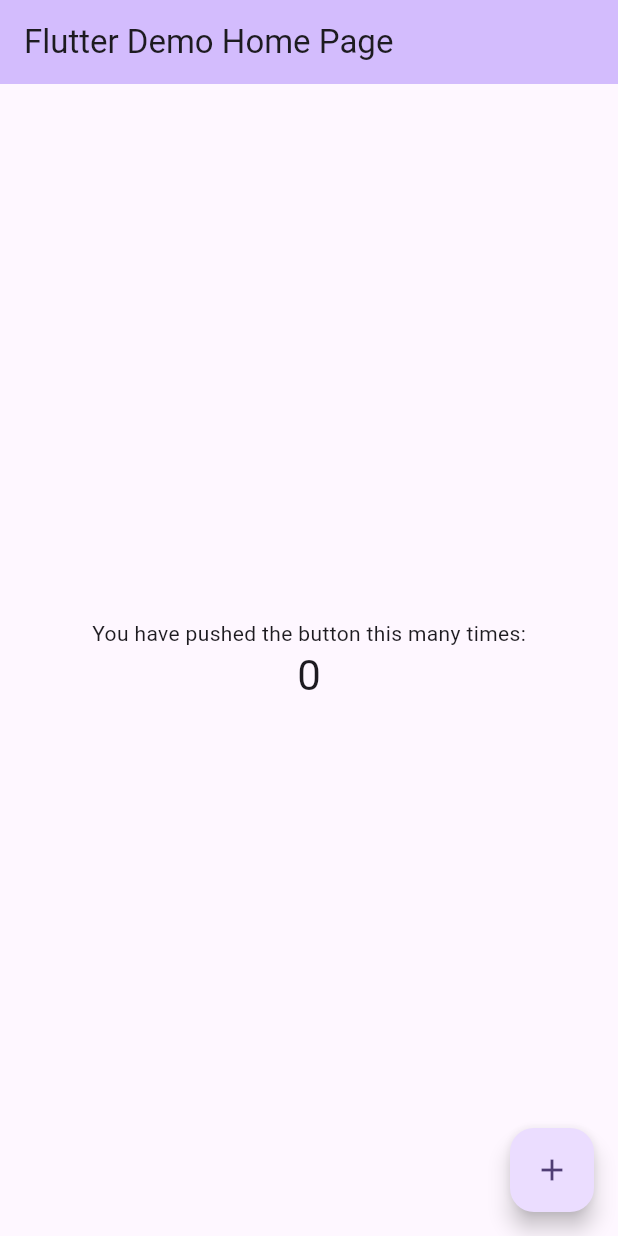
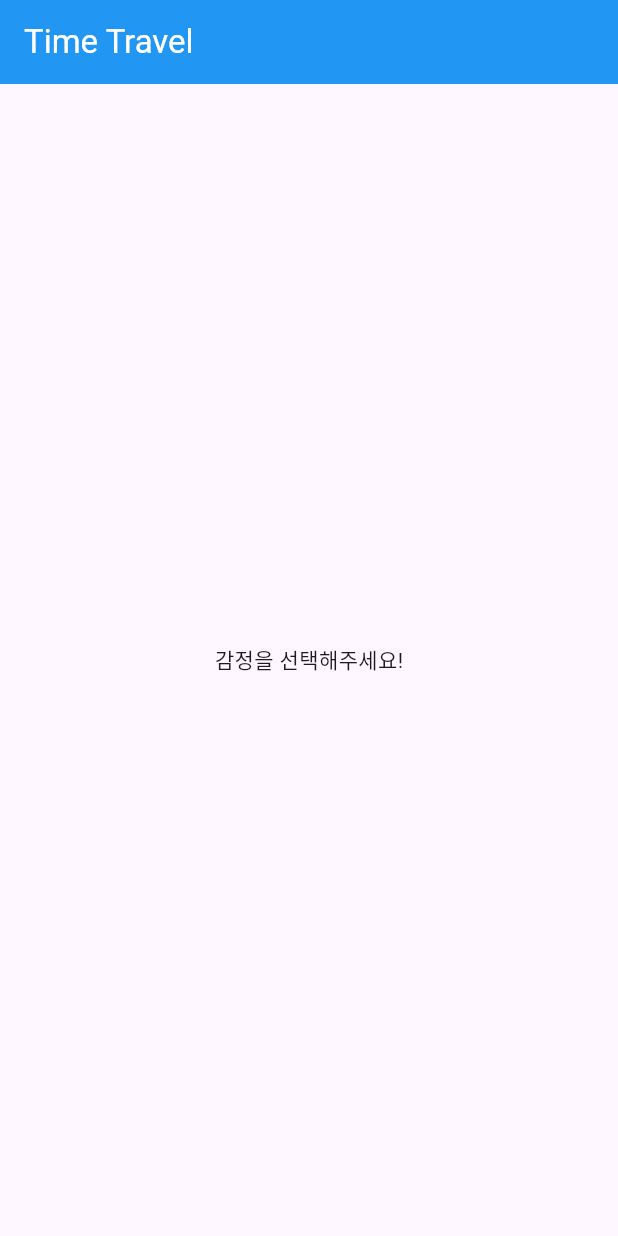
Before and after one commit to Time-Travel-Partition/emotion_chat, a Flutter app: the screen it shows after launch, on a phone screen of 412 x 824 dp. Run offline on Flutter 3.47's test engine with Material 3 defaults, Android fonts, the phone set to English and light mode, and no system bars.

Commit message:
✨ feat: initialize flutter project

```diff
--- a/lib/main.dart
+++ b/lib/main.dart
@@ -1,125 +1,25 @@
 import 'package:flutter/material.dart';
 
 void main() {
-  runApp(const MyApp());
+  runApp(const App());
 }
 
-class MyApp extends StatelessWidget {
-  const MyApp({super.key});
+class App extends StatelessWidget {
+  const App({super.key});
 
-  // This widget is the root of your application.
   @override
   Widget build(BuildContext context) {
     return MaterialApp(
-      title: 'Flutter Demo',
-      theme: ThemeData(
-        // This is the theme of your application.
-        //
-        // TRY THIS: Try running your application with "flutter run". You'll see
-        // the application has a purple toolbar. Then, without quitting the app,
-        // try changing the seedColor in the colorScheme below to Colors.green
-        // and then invoke "hot reload" (save your changes or press the "hot
-        // reload" button in a Flutter-supported IDE, or press "r" if you used
-        // the command line to start the app).
-        //
-        // Notice that the counter didn't reset back to zero; the application
-        // state is not lost during the reload. To reset the state, use hot
-        // restart instead.
-        //
-        // This works for code too, not just values: Most code changes can be
-        // tested with just a hot reload.
-        colorScheme: ColorScheme.fromSeed(seedColor: Colors.deepPurple),
-        useMaterial3: true,
+      home: Scaffold(
+        appBar: AppBar(
+          title: const Text('Time Travel'),
+          foregroundColor: Colors.white,
+          backgroundColor: Colors.blue,
+        ),
+        body: const Center(
+          child: Text('감정을 선택해주세요!'),
+        ),
       ),
-      home: const MyHomePage(title: 'Flutter Demo Home Page'),
     );
   }
 }
-
-class MyHomePage extends StatefulWidget {
-  const MyHomePage({super.key, required this.title});
-
-  // This widget is the home page of your application. It is stateful, meaning
-  // that it has a State object (defined below) that contains fields that affect
-  // how it looks.
-
-  // This class is the configuration for the state. It holds the values (in this
-  // case the title) provided by the parent (in this case the App widget) and
-  // used by the build method of the State. Fields in a Widget subclass are
-  // always marked "final".
-
-  final String title;
-
-  @override
-  State<MyHomePage> createState() => _MyHomePageState();
-}
-
-class _MyHomePageState extends State<MyHomePage> {
-  int _counter = 0;
-
-  void _incrementCounter() {
-    setState(() {
-      // This call to setState tells the Flutter framework that something has
-      // changed in this State, which causes it to rerun the build method below
-      // so that the display can reflect the updated values. If we changed
-      // _counter without calling setState(), then the build method would not be
-      // called again, and so nothing would appear to happen.
-      _counter++;
-    });
-  }
-
-  @override
-  Widget build(BuildContext context) {
-    // This method is rerun every time setState is called, for instance as done
-    // by the _incrementCounter method above.
-    //
-    // The Flutter framework has been optimized to make rerunning build methods
-    // fast, so that you can just rebuild anything that needs updating rather
-    // than having to individually change instances of widgets.
-    return Scaffold(
-      appBar: AppBar(
-        // TRY THIS: Try changing the color here to a specific color (to
-        // Colors.amber, perhaps?) and trigger a hot reload to see the AppBar
-        // change color while the other colors stay the same.
-        backgroundColor: Theme.of(context).colorScheme.inversePrimary,
-        // Here we take the value from the MyHomePage object that was created by
-        // the App.build method, and use it to set our appbar title.
-        title: Text(widget.title),
-      ),
-      body: Center(
-        // Center is a layout widget. It takes a single child and positions it
-        // in the middle of the parent.
-        child: Column(
-          // Column is also a layout widget. It takes a list of children and
-          // arranges them vertically. By default, it sizes itself to fit its
-          // children horizontally, and tries to be as tall as its parent.
-          //
-          // Column has various properties to control how it sizes itself and
-          // how it positions its children. Here we use mainAxisAlignment to
-          // center the children vertically; the main axis here is the vertical
-          // axis because Columns are vertical (the cross axis would be
-          // horizontal).
-          //
-          // TRY THIS: Invoke "debug painting" (choose the "Toggle Debug Paint"
-          // action in the IDE, or press "p" in the console), to see the
-          // wireframe for each widget.
-          mainAxisAlignment: MainAxisAlignment.center,
-          children: <Widget>[
-            const Text(
-              'You have pushed the button this many times:',
-            ),
-            Text(
-              '$_counter',
-              style: Theme.of(context).textTheme.headlineMedium,
-            ),
-          ],
-        ),
-      ),
-      floatingActionButton: FloatingActionButton(
-        onPressed: _incrementCounter,
-        tooltip: 'Increment',
-        child: const Icon(Icons.add),
-      ), // This trailing comma makes auto-formatting nicer for build methods.
-    );
-  }
-}
```
Also changed, not shown: 2 other files.
